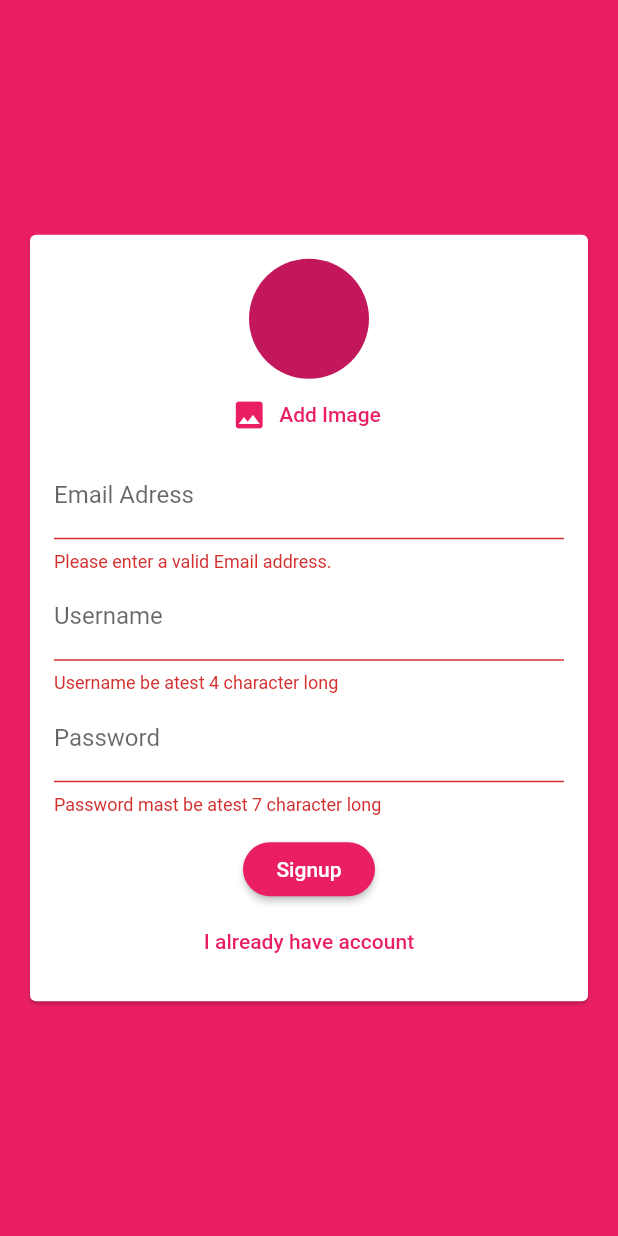
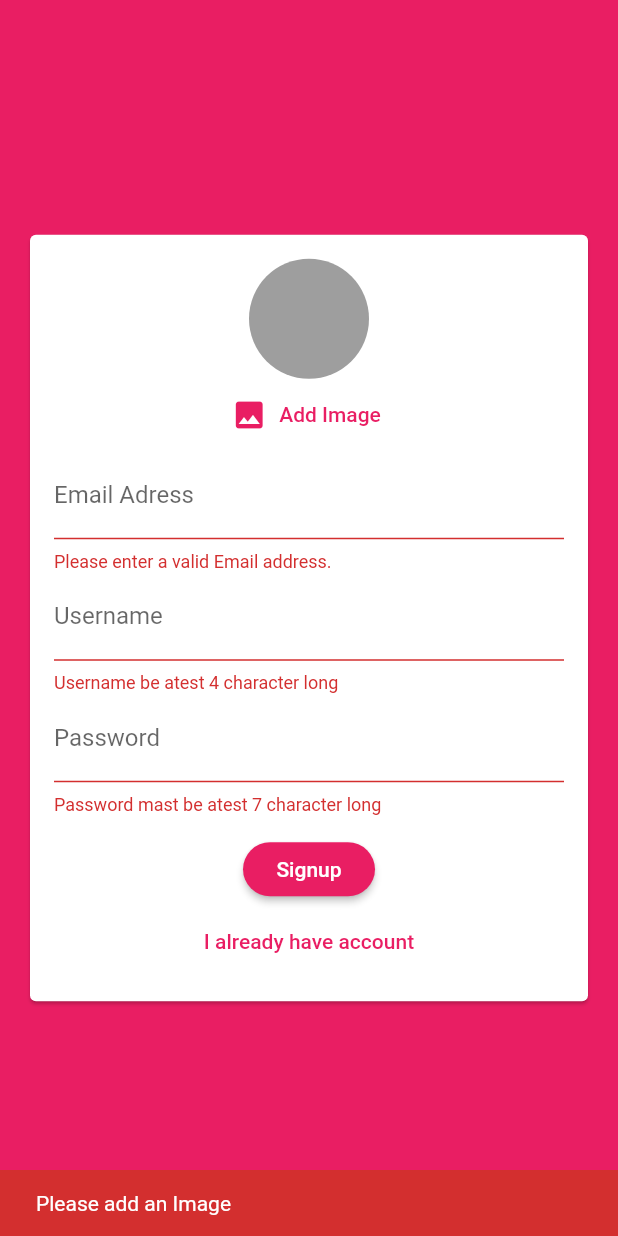
Before and after one commit to rezatrue/fultter_chat_app, a Flutter app: the screen it shows after launch, after a tap on "Signup", on a phone screen of 412 x 824 dp. Run offline on Flutter 3.47's test engine with Material 2 defaults, Android fonts, the phone set to English and light mode, and no system bars; our stand-ins replace cloud_firestore, firebase_auth, firebase_core, image_picker; accounts and stored records are empty.

Commit message:
Validate Image upload -340

```diff
--- a/lib/screens/auth_screen.dart
+++ b/lib/screens/auth_screen.dart
@@ -51,6 +51,9 @@ class _AuthScreenState extends State<AuthScreen> {
         content: Text(errMessage),
         backgroundColor: Theme.of(ctx).errorColor,
       ));
+      setState(() {
+        _isLoading = false;
+      });
     } catch (err) {
       print(err);
 
@@ -58,13 +61,18 @@ class _AuthScreenState extends State<AuthScreen> {
         content: Text(err.toString()),
         backgroundColor: Theme.of(ctx).errorColor,
       ));
-    } finally {
       setState(() {
         _isLoading = false;
       });
     }
+    // finally {
+    //   setState(() {
+    //     _isLoading = false;
+    //   });
+    //}
   }
 
+  void imagePickerFn() {}
   @override
   Widget build(BuildContext context) {
     return Scaffold(
--- a/lib/widgets/auth_form.dart
+++ b/lib/widgets/auth_form.dart
@@ -1,3 +1,5 @@
+import 'dart:io';
+
 import 'package:flutter/material.dart';
 import 'package:flutter/src/foundation/key.dart';
 import 'package:flutter/src/widgets/framework.dart';
@@ -21,12 +23,27 @@ class _AuthFormState extends State<AuthForm> {
   String _userEmail = '';
   String _userName = '';
   String _userPassword = '';
+  File? _userImageFile;
+  bool _isLogin = false;
 
-  bool _isLogin = false;
+  void _pickImage(File image) {
+    _userImageFile = image;
+  }
 
   void _trySubmit() {
     final isValid = _formKey.currentState!.validate();
     FocusScope.of(context).unfocus();
+
+    if (_userImageFile == null && !_isLogin) {
+      Scaffold.of(context).showSnackBar(
+        SnackBar(
+          content: Text('Please add an Image'),
+          backgroundColor: Theme.of(context).errorColor,
+        ),
+      );
+      return;
+    }
+
     if (isValid) {
       _formKey.currentState!.save();
       widget.submitFn(_userEmail.trim(), _userPassword.trim(), _userName.trim(),
@@ -47,7 +64,7 @@ class _AuthFormState extends State<AuthForm> {
                 child: Column(
                   mainAxisSize: MainAxisSize.min,
                   children: [
-                    if (!_isLogin) UserImagePicker(),
+                    if (!_isLogin) UserImagePicker(_pickImage),
                     TextFormField(
                       key: ValueKey('email'),
                       validator: (value) {
--- a/lib/widgets/pickers/user_image_picker.dart
+++ b/lib/widgets/pickers/user_image_picker.dart
@@ -7,8 +7,9 @@ import 'package:flutter/src/widgets/framework.dart';
 import 'package:image_picker/image_picker.dart';
 
 class UserImagePicker extends StatefulWidget {
-  const UserImagePicker({Key? key}) : super(key: key);
+  const UserImagePicker(this.pickImagefn, {Key? key}) : super(key: key);
 
+  final void Function(File image) pickImagefn;
   @override
   State<UserImagePicker> createState() => _UserImagePickerState();
 }
@@ -21,6 +22,7 @@ class _UserImagePickerState extends State<UserImagePicker> {
     setState(() {
       _pickedImage = File(photo!.path);
     });
+    widget.pickImagefn(_pickedImage!);
   }
 
   @override
@@ -29,6 +31,7 @@ class _UserImagePickerState extends State<UserImagePicker> {
       children: [
         CircleAvatar(
           radius: 40,
+          backgroundColor: Colors.grey,
           backgroundImage:
               _pickedImage != null ? FileImage(_pickedImage!) : null,
         ),
```
